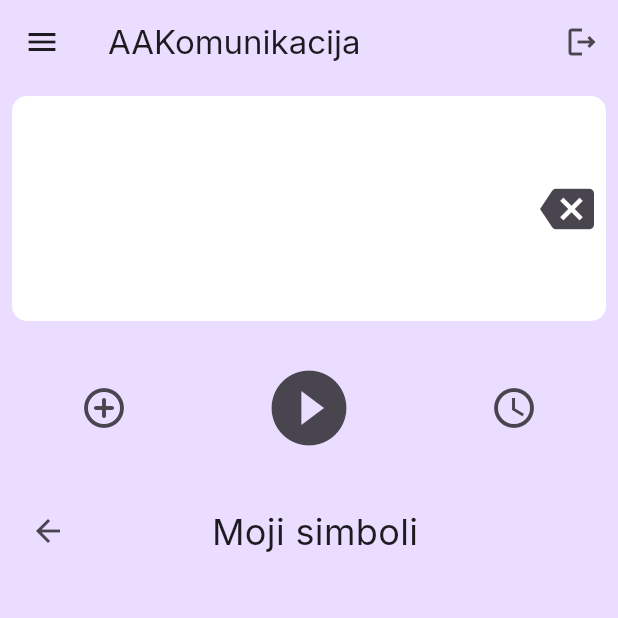
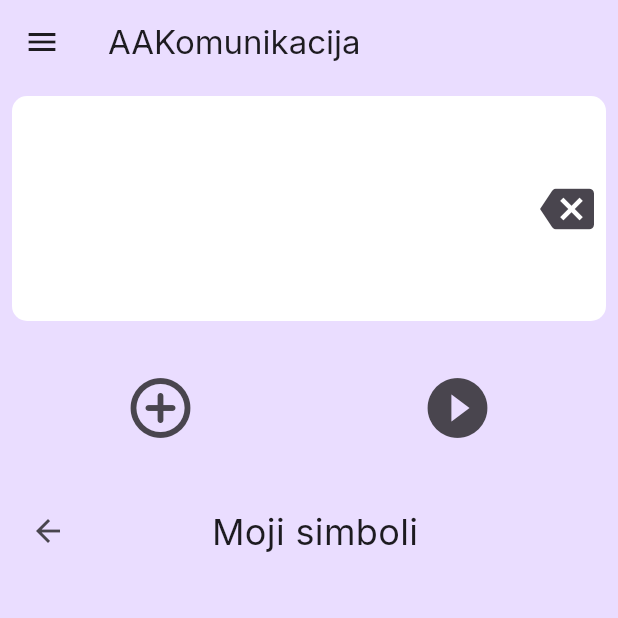
Before and after one commit to mizolf/AAKomunikacija, a Flutter app: the HomeScreen screen opened directly, after a tap on "Moji simboli", on a phone screen of 412 x 824 dp, the top half of it. Run offline on Flutter 3.47's test engine with Material 3 defaults, Android fonts, the phone set to English and light mode, and no system bars; our stand-ins replace cloud_firestore, firebase_auth, firebase_core, flutter_tts, google_fonts, image_picker; accounts and stored records are empty; network calls fail.

Commit message:
Updated home.dart

```diff
--- a/lib/main.dart
+++ b/lib/main.dart
@@ -30,7 +30,7 @@ class App extends StatelessWidget {
         ),
         textTheme: GoogleFonts.interTextTheme(),
       ),
-      home: const HomeScreen(),
+      home: const WidgetTree(),
     );
   }
 }
--- a/lib/screen/home.dart
+++ b/lib/screen/home.dart
@@ -49,10 +49,13 @@ class _HomeScreenState extends State<HomeScreen> {
   List<Pictogram> animals = [];
   late List<Pictogram> currentView = [];
 
+  User? _currentUser;
+
   @override
   void initState() {
     super.initState();
     _loadCategories();
+    _getCurrentUser();
   }
 
   void initSettings() async {
@@ -175,6 +178,13 @@ class _HomeScreenState extends State<HomeScreen> {
     await FirebaseAuth.instance.signOut();
   }
 
+  void _getCurrentUser() async {
+    User? user = await FirebaseAuth.instance.currentUser;
+    setState(() {
+      _currentUser = user;
+    });
+  }
+
   @override
   Widget build(BuildContext context) {
     Widget menu = Menu(categories: categories, selectPage: _selectPage);
@@ -248,10 +258,21 @@ class _HomeScreenState extends State<HomeScreen> {
         child: Container(
           child: ListView(
             children: [
-              DrawerHeader(
-                child: Text(
-                  'AAKomunikacija',
-                  style: TextStyle().copyWith(fontSize: 32),
+              UserAccountsDrawerHeader(
+                decoration: BoxDecoration(
+                  color: Theme.of(context).colorScheme.background,
+                ),
+                accountName: Text(
+                  _currentUser?.email!.split('@')[0].toUpperCase() ?? 'No name',
+                  style: const TextStyle(color: Colors.black87),
+                ),
+                accountEmail: Text(
+                  _currentUser?.email ?? 'No email',
+                  style: const TextStyle(color: Colors.black87),
+                ),
+                currentAccountPicture: const Icon(
+                  Icons.person_3_outlined,
+                  size: 40,
                 ),
               ),
               ListTile(
@@ -278,16 +299,22 @@ class _HomeScreenState extends State<HomeScreen> {
                   );
                 },
               ),
+              ListTile(
+                leading: const Icon(
+                  Icons.logout_outlined,
+                ),
+                title: Text(
+                  'ODJAVI SE',
+                  style: const TextStyle().copyWith(fontSize: 18),
+                ),
+                onTap: _signOut,
+              ),
             ],
           ),
         ),
       ),
       backgroundColor: Theme.of(context).colorScheme.primaryContainer,
       appBar: AppBar(
-        actions: [
-          IconButton(
-              onPressed: _signOut, icon: const Icon(Icons.logout_outlined))
-        ],
         title: const Text('AAKomunikacija'),
         backgroundColor: Colors.transparent,
       ),
@@ -346,19 +373,15 @@ class _HomeScreenState extends State<HomeScreen> {
                       );
                     },
                     icon:
-                        const Icon(Icons.add_circle_outline_rounded, size: 32),
+                        const Icon(Icons.add_circle_outline_rounded, size: 48),
                   ),
                   IconButton(
                     onPressed: () {
                       _playSentence(sentence);
                     },
                     icon:
-                        const Icon(Icons.play_circle_filled_outlined, size: 60),
+                        const Icon(Icons.play_circle_filled_outlined, size: 48),
                   ),
-                  IconButton(
-                    onPressed: () {},
-                    icon: const Icon(Icons.access_time, size: 32),
-                  )
                 ],
               ),
             ),
```
